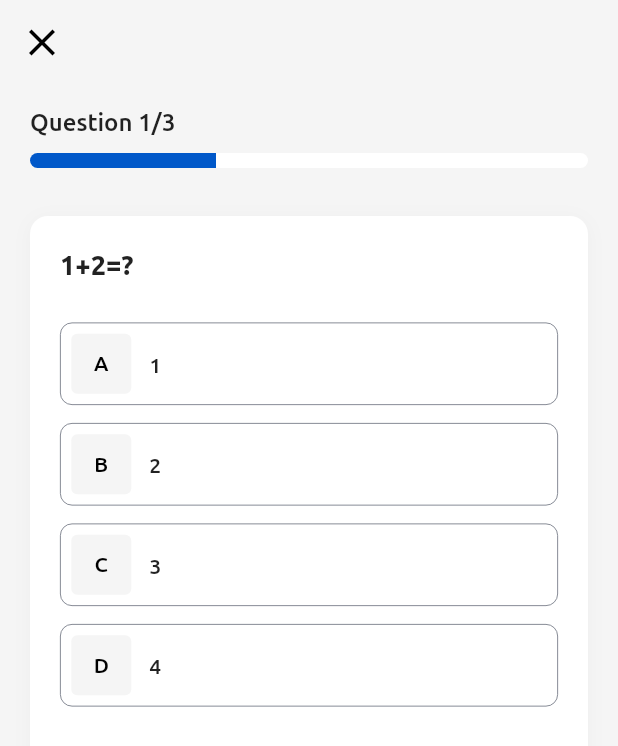
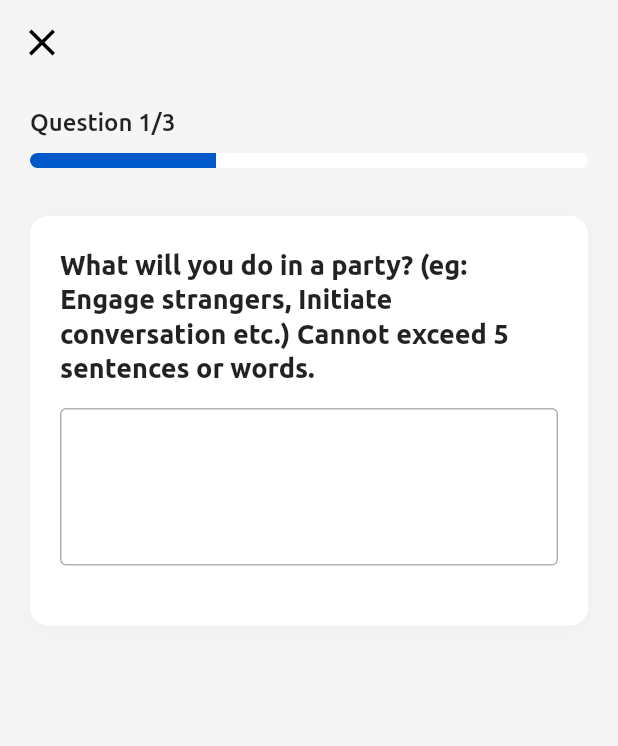
Before and after one commit to afhslll/quiz_app_flutter, a Flutter app: the QuizScreen screen opened by its route, on a phone screen of 412 x 824 dp. Shown: the top 746 px of the screen. Run offline on Flutter 3.47's test engine with Material 2 defaults, Android fonts, the phone set to English and light mode, and no system bars; our stand-ins replace get_it; project files that could hold a hidden picture were left out.

Commit message:
Handle subjective answer

```diff
--- a/lib/core/model/question_info.dart
+++ b/lib/core/model/question_info.dart
@@ -5,11 +5,11 @@ class QuestionInfo {
   int? point;
   QuestionType? type;
   List<String>? answers;
-  List<String>? correctAnswers;
   List<dynamic>? userAnswers;
   bool? isError;
   int? minSelect;
-  int? maxSelect;
+  int? maxSentence;
+  int? maxWord;
   bool isCompleted;
 
   QuestionInfo({
@@ -17,11 +17,11 @@ class QuestionInfo {
     this.point,
     this.type,
     this.answers,
-    this.correctAnswers,
     this.userAnswers,
     this.isError,
     this.minSelect,
-    this.maxSelect,
+    this.maxSentence,
+    this.maxWord,
     this.isCompleted = false,
   });
 }
--- a/lib/core/viewmodel/quiz_viewmodel.dart
+++ b/lib/core/viewmodel/quiz_viewmodel.dart
@@ -5,29 +5,35 @@ import 'package:quiz_app/core/viewmodel/base_model.dart';
 class QuizViewModel extends BaseModel {
   List<QuestionInfo> _questions = [
     QuestionInfo(
-        text: '1+2=?',
-        type: QuestionType.radio,
-        answers: ['1', '2', '3', '4'],
-        correctAnswers: ['3']),
+      text:
+          'What will you do in a party? (eg: Engage strangers, Initiate conversation etc.) Cannot exceed 5 sentences or words.',
+      type: QuestionType.subjective,
+      maxSentence: 5,
+      maxWord: 50,
+    ),
     QuestionInfo(
-        text: '1+2=?',
+      text: 'What will you do when a phone rings?',
+      type: QuestionType.radio,
+      answers: ['Rush to answer it first', 'Hope someone else will answer'],
+    ),
+    QuestionInfo(
+        text:
+            'Please choose from the below options what you think represents you? (Pick at least 3)',
         type: QuestionType.checkbox,
-        answers: ['1', '2', '3', '4'],
-        correctAnswers: ['3'],
+        answers: [
+          'A realistic person',
+          'A speculative person',
+          'A practical sort of person',
+          'A fanciful sort of person',
+          'A strong sense of reality',
+          'A vivid imagination'
+        ],
         minSelect: 3),
-    QuestionInfo(
-        text: '1+2=?', type: QuestionType.subjective, correctAnswers: ['3']),
   ];
   List<QuestionInfo> get questions => _questions;
 
   bool _showSubmitButton = false;
   bool get showSubmitButton => _showSubmitButton;
-
-  int _points = 0;
-  int get points => _points;
-
-  int _correctAnswerCount = 0;
-  int get correctAnswerCount => _correctAnswerCount;
 
   Future<void> setupPage() async {}
 
@@ -41,8 +47,21 @@ class QuizViewModel extends BaseModel {
   }
 
   void answerSubjective(String value) {
-    _questions[_currentIndex].isCompleted = true;
-    notifyListeners();
+    final currentSentence = value.split(RegExp(r'[.!?]')).length;
+    final currentWord = value.split(' ').length;
+    final questionInfo = _questions[_currentIndex];
+    _questions[_currentIndex].userAnswers = [];
+    _questions[_currentIndex].userAnswers!.add(value);
+    if (value == '' ||
+        (questionInfo.maxSentence != null &&
+            currentSentence > questionInfo.maxSentence!.toInt()) ||
+        (questionInfo.maxWord != null &&
+            currentWord > questionInfo.maxWord!.toInt())) {
+      _questions[_currentIndex].isCompleted = false;
+    } else {
+      _questions[_currentIndex].isCompleted = true;
+    }
+    _isAllComplete();
   }
 
   void answerRadio(int value) {
@@ -53,7 +72,7 @@ class QuizViewModel extends BaseModel {
       _questions[_currentIndex].userAnswers![0] = value;
     }
     _questions[_currentIndex].isCompleted = true;
-    notifyListeners();
+    _isAllComplete();
   }
 
   void answerCheckbox(List<int> value) {
@@ -66,8 +85,16 @@ class QuizViewModel extends BaseModel {
     } else {
       _questions[_currentIndex].isCompleted = false;
     }
+    _isAllComplete();
+  }
+
+  void _isAllComplete() {
+    final idx = _questions.indexWhere((q) => q.isCompleted == false);
+    if (idx == -1) {
+      _showSubmitButton = true;
+    } else {
+      _showSubmitButton = false;
+    }
     notifyListeners();
   }
-
-  Future<void> submitResult() async {}
 }
--- a/lib/ui/shared/theme_color.dart
+++ b/lib/ui/shared/theme_color.dart
@@ -3,7 +3,7 @@ import 'package:flutter/material.dart';
 class ThemeColor {
   ThemeColor._();
 
-  static const primary = Color(0xff00b4d8);
+  static const primary = Color(0xff0058C9);
   static const accent = Color(0xff0077b6);
   static const black = Color(0xFF000000);
   static const white = Color(0xFFFFFFFF);
@@ -14,7 +14,6 @@ class ThemeColor {
   static const darkGreen = Color(0xff0C9F80);
   static const red = Color(0xffFF4848);
   static const darkRed = Color(0xff900C3F);
-  static const blue = Color(0xff0058C9);
   static const purple = Color(0xff3D1DB3);
 
   static const Map<int, Color> primarySwatch = {
--- a/lib/ui/view/quiz_screen.dart
+++ b/lib/ui/view/quiz_screen.dart
@@ -12,10 +12,11 @@ import 'package:quiz_app/ui/shared/style/roboto_style.dart';
 import 'package:quiz_app/ui/shared/style/ubuntu_style.dart';
 import 'package:quiz_app/ui/shared/theme_color.dart';
 import 'package:quiz_app/ui/view/base_view.dart';
+import 'package:quiz_app/ui/widget/action_popup.dart';
+import 'package:quiz_app/ui/widget/box_textfield.dart';
 import 'package:quiz_app/ui/widget/checkbox_answer.dart';
 import 'package:quiz_app/ui/widget/radio_answer.dart';
 import 'package:quiz_app/ui/widget/rounded_button.dart';
-import 'package:quiz_app/ui/widget/underline_textfield.dart';
 
 class QuizScreen extends StatelessWidget {
   final NavigationService _navigationService = locator<NavigationService>();
@@ -92,9 +93,23 @@ class QuizScreen extends StatelessWidget {
                           visible: viewModel.showSubmitButton,
                           child: RoundedButton(
                               isLoading: viewModel.viewState == ViewState.busy,
-                              buttonColor: ThemeColor.blue,
+                              buttonColor: ThemeColor.primary,
                               buttonText: 'Submit',
-                              onTap: () async {}),
+                              onTap: () {
+                                showActionDialog(
+                                    context: context,
+                                    titleText: 'Congratulations!',
+                                    descriptionText:
+                                        'You have completed the test. To view your result, you need to subscribe to a plan.',
+                                    negativeText: 'No, thanks',
+                                    positiveText: 'Subscribe',
+                                    onTapNegative: () {
+                                      _navigationService.pop();
+                                    },
+                                    onTapPositive: () {
+                                      _navigationService.popToTop();
+                                    });
+                              }),
                         ),
                       ],
                     ),
@@ -107,7 +122,8 @@ class QuizScreen extends StatelessWidget {
       {QuestionInfo? questionInfo, QuizViewModel? viewModel}) {
     switch (questionInfo!.type) {
       case QuestionType.subjective:
-        return _buildSubjectiveView(viewModel: viewModel);
+        return _buildSubjectiveView(
+            questionInfo: questionInfo, viewModel: viewModel);
       case QuestionType.radio:
         return _buildRadioView(
             questionInfo: questionInfo, viewModel: viewModel);
@@ -115,12 +131,16 @@ class QuizScreen extends StatelessWidget {
         return _buildCheckboxView(
             questionInfo: questionInfo, viewModel: viewModel);
       default:
-        return _buildSubjectiveView(viewModel: viewModel);
+        return _buildSubjectiveView(
+            questionInfo: questionInfo, viewModel: viewModel);
     }
   }
 
-  Widget _buildSubjectiveView({QuizViewModel? viewModel}) {
-    return UnderlineTextField(
+  Widget _buildSubjectiveView(
+      {QuestionInfo? questionInfo, QuizViewModel? viewModel}) {
+    return BoxTextField(
+      initialValue: questionInfo?.userAnswers?.first ?? '',
+      maxLines: 5,
       onChanged: (value) {
         viewModel!.answerSubjective(value);
       },
@@ -172,7 +192,7 @@ class QuizScreen extends StatelessWidget {
                 value:
                     ((viewModel.currentIndex) + 1) / viewModel.questions.length,
                 backgroundColor: ThemeColor.white,
-                valueColor: AlwaysStoppedAnimation<Color>(ThemeColor.blue),
+                valueColor: AlwaysStoppedAnimation<Color>(ThemeColor.primary),
               ),
             ),
           ),
@@ -200,7 +220,7 @@ class QuizScreen extends StatelessWidget {
                           bottomLeft: Radius.circular(
                               ConstantMeasurement.mediumBorderRadius),
                         ),
-                        color: ThemeColor.grey.withOpacity(0.3),
+                        color: ThemeColor.grey.withOpacity(0.2),
                       ),
                       child: Row(
                         mainAxisAlignment: MainAxisAlignment.center,
@@ -232,7 +252,7 @@ class QuizScreen extends StatelessWidget {
                           bottomRight: Radius.circular(
                               ConstantMeasurement.mediumBorderRadius),
                         ),
-                        color: ThemeColor.blue,
+                        color: ThemeColor.primary,
                       ),
                       child: Row(
                         mainAxisAlignment: MainAxisAlignment.center,
--- /dev/null
+++ b/lib/ui/widget/box_textfield.dart
@@ -0,0 +1,87 @@
+import 'package:flutter/material.dart';
+import 'package:quiz_app/core/constant/measurement_constant.dart';
+import 'package:quiz_app/ui/shared/style/roboto_style.dart';
+import 'package:quiz_app/ui/shared/style/ubuntu_style.dart';
+import 'package:quiz_app/ui/shared/theme_color.dart';
+
+class BoxTextField extends StatelessWidget {
+  final TextEditingController? controller;
+  final TextInputType? keyboardType;
+  final String? labelText;
+  final String? validatorText;
+  final IconData? prefixIcon;
+  final bool obscureText;
+  final Function? onPressSuffixIcon;
+  final IconData? suffixIcon;
+  final Function()? onTap;
+  final TextStyle? style;
+  final bool enabled;
+  final Function(String)? onChanged;
+  final int? minLines;
+  final int? maxLines;
+  final String? hintText;
+  final String? initialValue;
+
+  const BoxTextField({
+    this.controller,
+    this.keyboardType,
+    this.labelText,
+    this.validatorText,
+    this.prefixIcon,
+    this.obscureText = false,
+    this.onPressSuffixIcon,
+    this.suffixIcon,
+    this.onTap,
+    this.style,
+    this.enabled = true,
+    this.onChanged,
+    this.minLines,
+    this.maxLines = 1,
+    this.hintText,
+    this.initialValue,
+  });
+  @override
+  Widget build(BuildContext context) {
+    return Theme(
+      data: Theme.of(context)
+          .copyWith(primaryColor: ThemeColor.grey.withOpacity(0.8)),
+      child: Container(
+        height: maxLines! * 21.0,
+        padding: EdgeInsets.symmetric(horizontal: 16),
+        decoration: BoxDecoration(
+          borderRadius:
+              BorderRadius.circular(ConstantMeasurement.smallBorderRadius),
+          border: Border.all(width: 1, color: ThemeColor.grey.withOpacity(0.5)),
+        ),
+        child: TextFormField(
+          initialValue: initialValue,
+          enabled: enabled,
+          onTap: onTap,
+          controller: controller,
+          onChanged: onChanged,
+          keyboardType: keyboardType ?? TextInputType.text,
+          minLines: minLines ?? 1,
+          maxLines: maxLines ?? 1,
+          obscureText: obscureText,
+          style: style ?? RobotoStyle.body1.copyWith(color: ThemeColor.black),
+          decoration: InputDecoration(
+            errorStyle: RobotoStyle.caption2.copyWith(color: ThemeColor.red),
+            border: InputBorder.none,
+            focusedBorder: InputBorder.none,
+            enabledBorder: InputBorder.none,
+            errorBorder: InputBorder.none,
+            disabledBorder: InputBorder.none,
+            hintText: hintText,
+            hintStyle: UbuntuStyle.button2.copyWith(color: ThemeColor.grey),
+          ),
+          validator: (value) {
+            if (value!.isEmpty) {
+              return validatorText ?? 'Cannot be empty';
+            }
+            return null;
+          },
+        ),
+      ),
+    );
+  }
+}
--- a/lib/ui/widget/checkbox_answer.dart
+++ b/lib/ui/widget/checkbox_answer.dart
@@ -71,7 +71,7 @@ class _CheckboxAnswerState extends State<CheckboxAnswer> {
                       borderRadius: BorderRadius.circular(
                           ConstantMeasurement.smallBorderRadius),
                       color: _isAnswerSelected(index)
-                          ? ThemeColor.blue
+                          ? ThemeColor.primary
                           : ThemeColor.lightGrey,
                     ),
                     child: Visibility(
--- a/lib/ui/widget/radio_answer.dart
+++ b/lib/ui/widget/radio_answer.dart
@@ -63,7 +63,7 @@ class _RadioAnswerState extends State<RadioAnswer> {
                       borderRadius: BorderRadius.circular(
                           ConstantMeasurement.smallBorderRadius),
                       color: index == selectedIndex
-                          ? ThemeColor.blue
+                          ? ThemeColor.primary
                           : ThemeColor.lightGrey,
                     ),
                     child: Center(
```
Also changed, not shown: lib/ui/widget/action_popup.dart (added, +109 -0 lines), lib/ui/widget/underline_textfield.dart (deleted, +0 -76 lines).
